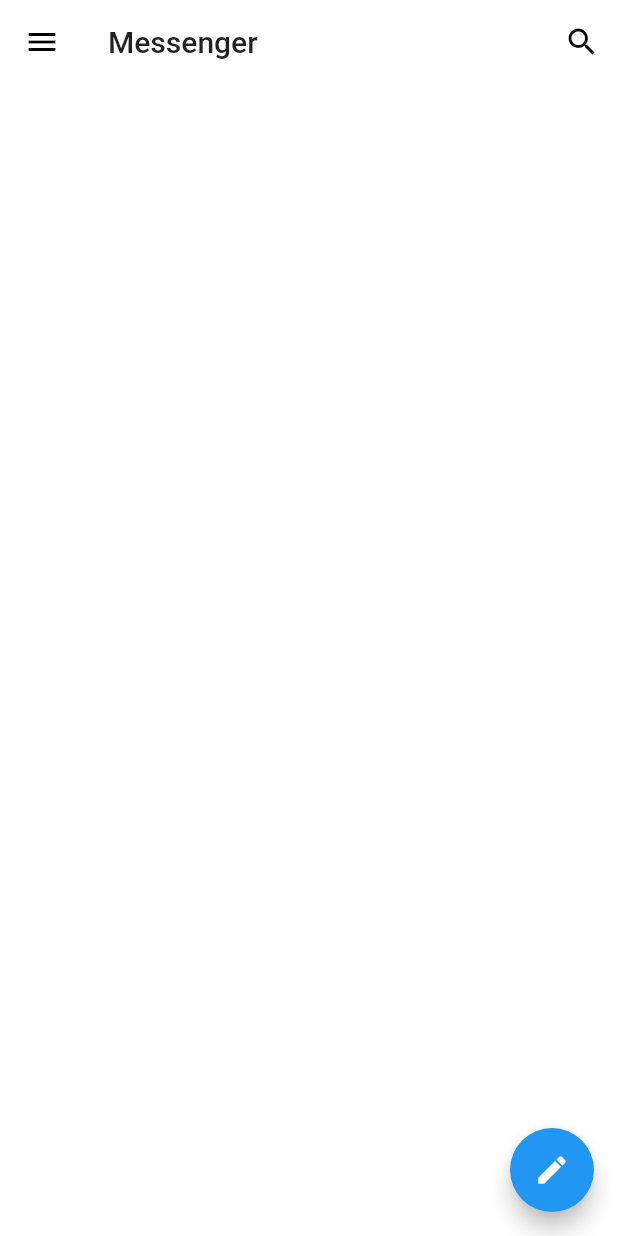
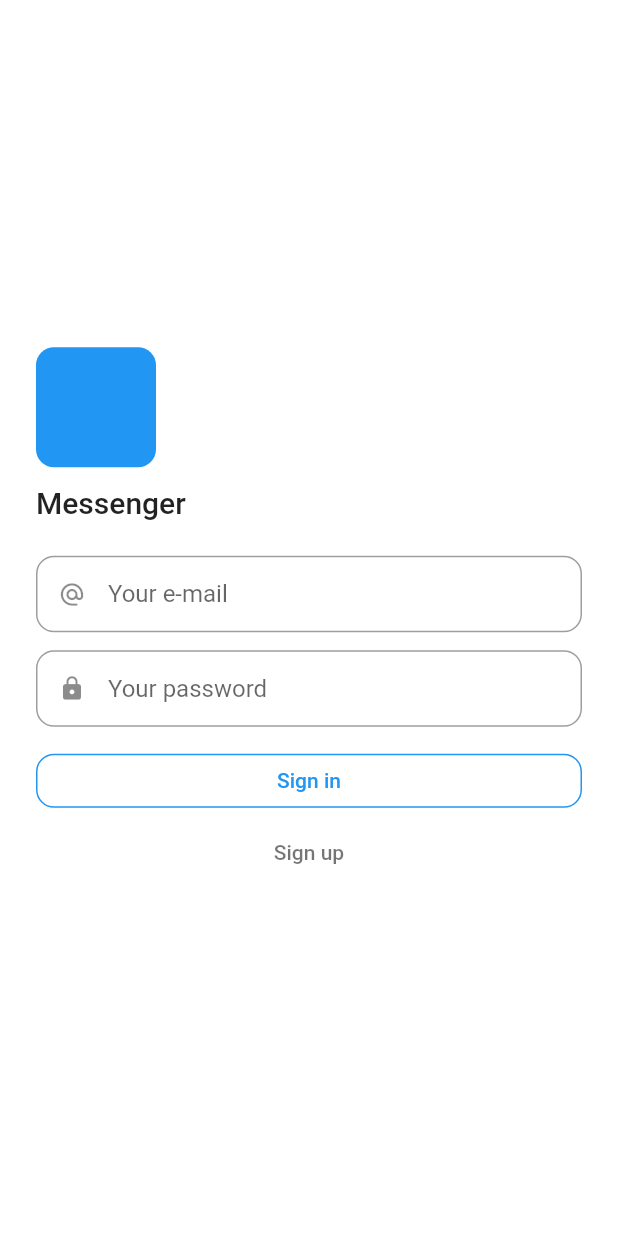
Before and after one commit to kekland/flutter_messaging_app_sample, a Flutter app: the screen it shows after launch, on a phone screen of 412 x 824 dp. Run offline on Flutter 3.47's test engine with Material 2 defaults, Android fonts, the phone set to English and light mode, and no system bars; network calls fail; statements that could not run were skipped.

Commit message:
wip: firebase, auth page

```diff
--- a/lib/main.dart
+++ b/lib/main.dart
@@ -2,7 +2,7 @@
 import 'package:flutter_messaging_ui/models/providers/chat_list_provider.dart';
 import 'package:flutter_messaging_ui/models/providers/theme_provider.dart';
 import 'package:flutter_messaging_ui/models/providers/user_provider.dart';
-import 'package:flutter_messaging_ui/pages/chat_list_page.dart';
+import 'package:flutter_messaging_ui/pages/auth_page.dart';
 import 'package:provider/provider.dart';
 
 void main() {
@@ -70,7 +70,7 @@
         theme: lightThemeData,
         darkTheme: darkThemeData,
         themeMode: context.watch<ThemeProvider>().themeMode,
-        home: ChatListPage(),
+        home: AuthPage(),
       ),
     );
   }
--- /dev/null
+++ b/lib/pages/auth_page.dart
@@ -0,0 +1,97 @@
+import 'package:flutter/material.dart';
+import 'package:flutter_messaging_ui/pages/sign_up_page.dart';
+import 'package:flutter_messaging_ui/utils/extensions.dart';
+
+class AuthPage extends StatelessWidget {
+  const AuthPage({Key? key}) : super(key: key);
+
+  @override
+  Widget build(BuildContext context) {
+    return Scaffold(
+      body: Center(
+        child: SingleChildScrollView(
+          padding: const EdgeInsets.all(24.0),
+          child: Column(
+            mainAxisSize: MainAxisSize.min,
+            crossAxisAlignment: CrossAxisAlignment.start,
+            children: [
+              Container(
+                width: 80.0,
+                height: 80.0,
+                decoration: BoxDecoration(
+                  color: context.theme.accentColor,
+                  borderRadius: BorderRadius.circular(12.0),
+                ),
+              ),
+              SizedBox(height: 12.0),
+              Text(
+                'Messenger',
+                style: context.textTheme.headline6,
+              ),
+              SizedBox(height: 24.0),
+              TextField(
+                decoration: InputDecoration(
+                  border: OutlineInputBorder(
+                    borderRadius: BorderRadius.circular(12.0),
+                  ),
+                  hintText: 'Your e-mail',
+                  isDense: true,
+                  prefixIcon: Icon(Icons.alternate_email_rounded),
+                ),
+              ),
+              SizedBox(height: 12.0),
+              TextField(
+                decoration: InputDecoration(
+                  border: OutlineInputBorder(
+                    borderRadius: BorderRadius.circular(12.0),
+                  ),
+                  hintText: 'Your password',
+                  isDense: true,
+                  prefixIcon: Icon(Icons.lock_rounded),
+                ),
+                obscureText: true,
+              ),
+              SizedBox(height: 12.0),
+              SizedBox(
+                width: double.infinity,
+                child: OutlinedButton(
+                  child: Text('Sign in'),
+                  onPressed: () {},
+                  style: OutlinedButton.styleFrom(
+                    side: BorderSide(
+                      color: context.theme.accentColor,
+                    ),
+                    shape: RoundedRectangleBorder(
+                      borderRadius: BorderRadius.circular(12.0),
+                    ),
+                  ),
+                ),
+              ),
+              SizedBox(
+                width: double.infinity,
+                child: TextButton(
+                  child: Text(
+                    'Sign up',
+                    style: TextStyle(
+                      color: context.textTheme.caption?.color,
+                    ),
+                  ),
+                  onPressed: () {
+                    Navigator.of(context).push(
+                      MaterialPageRoute(builder: (_) => SignUpPage()),
+                    );
+                  },
+                  style: TextButton.styleFrom(
+                    shape: RoundedRectangleBorder(
+                      borderRadius: BorderRadius.circular(12.0),
+                    ),
+                  ),
+                ),
+              ),
+            ],
+          ),
+        ),
+      ),
+    );
+  }
+}
--- a/pubspec.yaml
+++ b/pubspec.yaml
@@ -26,6 +26,8 @@
   http: ^0.13.3
   uuid: ^3.0.4
   provider: ^5.0.0
+  firebase_core: ^1.4.0
+  firebase_auth: ^3.0.1
 
 dev_dependencies:
   test:
```
Also changed, not shown: lib/pages/sign_up_page.dart (added, +77 -0 lines).
